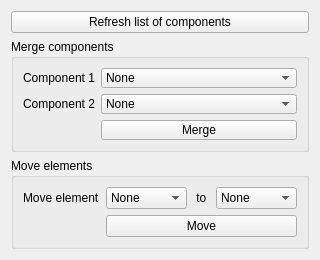
The window that AdenitaCoreSE/form/SEMergePartsEditorGUI.ui (1A-OneAngstrom/Adenita) describes before a commit, drawn with Qt 5.
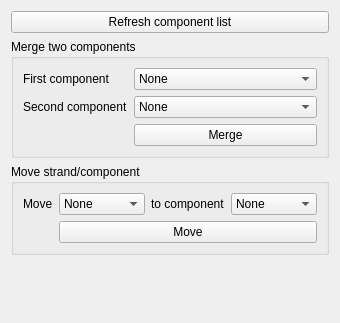
The same window after the commit.

Commit message:
Improve Adenita editor UI help text
Clarifies labels and contextual help across Adenita editor property widgets and settings. Adds a visible target-base selector for nucleotide mutation, consistent Connect sequence control states, and hides inactive Twister reset controls.

Simplify: remove setHelp

Minor changes in editors UI

Improvements in editors UIs

Patch:
```diff
--- a/AdenitaCoreSE/form/SEMergePartsEditorGUI.ui
+++ b/AdenitaCoreSE/form/SEMergePartsEditorGUI.ui
@@ -6,14 +6,14 @@
    <rect>
     <x>0</x>
     <y>0</y>
-    <width>320</width>
-    <height>260</height>
+    <width>340</width>
+    <height>323</height>
    </rect>
   </property>
   <property name="minimumSize">
    <size>
-    <width>320</width>
-    <height>260</height>
+    <width>340</width>
+    <height>320</height>
    </size>
   </property>
   <property name="windowTitle">
@@ -23,14 +23,14 @@
    <item>
     <widget class="QPushButton" name="pushButtonRefresh">
      <property name="text">
-      <string>Refresh list of components</string>
+      <string>Refresh component list</string>
      </property>
     </widget>
    </item>
    <item>
     <widget class="QGroupBox" name="groupBoxMergeComponents">
      <property name="title">
-      <string>Merge components</string>
+      <string>Merge two components</string>
      </property>
      <layout class="QVBoxLayout" name="verticalLayout_3">
       <item>
@@ -38,7 +38,7 @@
         <item row="0" column="0">
          <widget class="QLabel" name="label_2">
           <property name="text">
-           <string>Component 1</string>
+           <string>First component</string>
           </property>
          </widget>
         </item>
@@ -60,7 +60,7 @@
         <item row="1" column="0">
          <widget class="QLabel" name="label_3">
           <property name="text">
-           <string>Component 2</string>
+           <string>Second component</string>
           </property>
          </widget>
         </item>
@@ -94,7 +94,7 @@
    <item>
     <widget class="QGroupBox" name="groupBoxMoveComponents">
      <property name="title">
-      <string>Move elements</string>
+      <string>Move strand/component</string>
      </property>
      <layout class="QVBoxLayout" name="verticalLayout_2">
       <item>
@@ -102,7 +102,7 @@
         <item row="0" column="0">
          <widget class="QLabel" name="label_5">
           <property name="text">
-           <string>Move element</string>
+           <string>Move</string>
           </property>
          </widget>
         </item>
@@ -124,7 +124,7 @@
         <item row="0" column="2">
          <widget class="QLabel" name="label_6">
           <property name="text">
-           <string> to </string>
+           <string>to component</string>
           </property>
          </widget>
         </item>
@@ -163,7 +163,7 @@
      <property name="sizeHint" stdset="0">
       <size>
        <width>20</width>
-       <height>40</height>
+       <height>0</height>
       </size>
      </property>
     </spacer>
```
Left out of the diff: 2 changed lines with no effect on the pictures. The commit also changes 43 other files.
